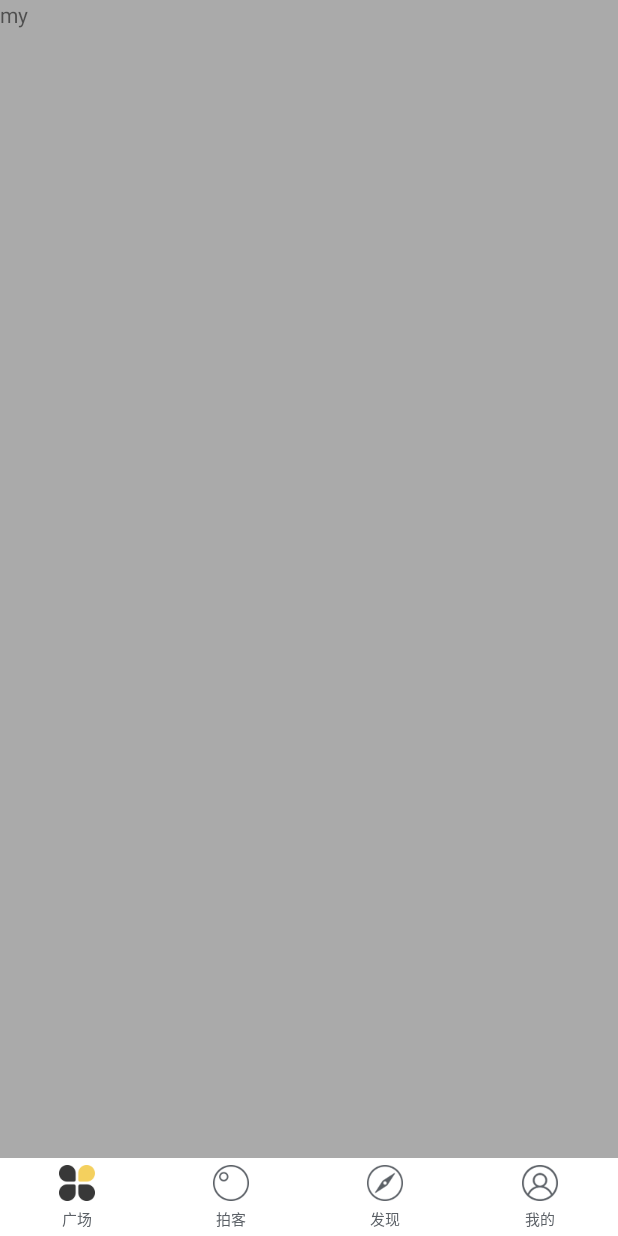
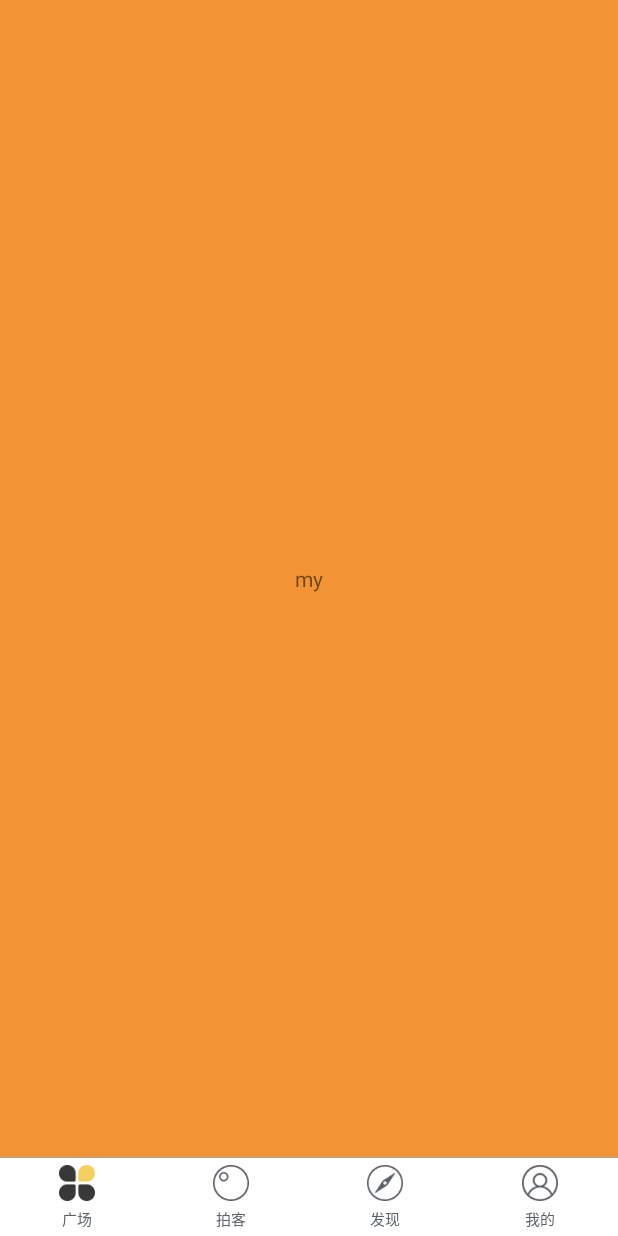
Before and after one commit to cliliang/AndroidFlux, an Android app: the fragment MainMyFragment placed in its activity, on a phone screen of 412 x 824 dp. Run offline under Robolectric (Android 15) with nearby library versions, the phone set to English and light mode, and no system bars.

Commit message:
首页显示

```diff
--- a/app/src/main/java/com/cliliang/home/ui/MainSquareFragment.java
+++ b/app/src/main/java/com/cliliang/home/ui/MainSquareFragment.java
@@ -5,6 +5,7 @@ import android.support.annotation.Nullable;
 import android.view.LayoutInflater;
 import android.view.View;
 import android.view.ViewGroup;
+import android.widget.LinearLayout;
 
 import com.cliliang.R;
 import com.cliliang.app.module.ModuleID;
@@ -30,6 +31,11 @@ public class MainSquareFragment extends BaseFragment {
     @Override
     public void setupView(View view) {
         super.setupView(view);
+        View blankView = view.findViewById(R.id.main_square_blank_view);
+        LinearLayout.LayoutParams params = (LinearLayout.LayoutParams) blankView.getLayoutParams();
+        params.height = getStatusBarHeight();
+        blankView.setLayoutParams(params);
+
         view.findViewById(R.id.main_square_to_login_button).setOnClickListener(new View.OnClickListener() {
             @Override
             public void onClick(View v) {
--- a/app/src/main/java/com/cliliang/user/router/UserRouter.java
+++ b/app/src/main/java/com/cliliang/user/router/UserRouter.java
@@ -4,7 +4,6 @@ import android.content.Context;
 
 import com.cliliang.app.router.BaseRouter;
 import com.cliliang.user.ui.LoginActivity;
-import com.cliliang.user.ui.OutActivity;
 import com.cliliang.user.ui.RegisterActivity;
 
 /**
@@ -19,7 +18,6 @@ public class UserRouter extends BaseRouter {
         super(context);
         maps.put(UserUI.LoginActivity, LoginActivity.class);
         maps.put(UserUI.RegisterActivity, RegisterActivity.class);
-        maps.put(UserUI.OutActivity, OutActivity.class);
     }
 
     public static UserRouter getInstance(Context cnt) {
--- a/app/src/main/java/com/cliliang/user/router/UserUI.java
+++ b/app/src/main/java/com/cliliang/user/router/UserUI.java
@@ -12,5 +12,4 @@ public class UserUI {
     private static final int MAIN = ModuleID.USER_MODULE_ID;
     public static final int LoginActivity = MAIN + 1;
     public static final int RegisterActivity = MAIN + 2;
-    public static final int OutActivity = MAIN + 3;
 }
--- a/app/src/main/java/com/cliliang/user/ui/LoginActivity.java
+++ b/app/src/main/java/com/cliliang/user/ui/LoginActivity.java
@@ -19,6 +19,7 @@ public class LoginActivity extends BaseToolBarActivity {
     public void onCreate(Bundle savedInstanceState) {
         super.onCreate(savedInstanceState);
         setContentView(R.layout.login_activity);
+        setTitle("登录");
         findViewById(R.id.register_activity_button).setOnClickListener(new View.OnClickListener() {
             @Override
             public void onClick(View v) {
--- a/app/src/main/res/layout/main_my_fragment_layout.xml
+++ b/app/src/main/res/layout/main_my_fragment_layout.xml
@@ -1,10 +1,12 @@
 <?xml version="1.0" encoding="utf-8"?>
-<LinearLayout xmlns:android="http://schemas.android.com/apk/res/android"
-    android:orientation="vertical" android:layout_width="match_parent"
-    android:layout_height="match_parent">
+<RelativeLayout xmlns:android="http://schemas.android.com/apk/res/android"
+    android:layout_width="match_parent"
+    android:layout_height="match_parent"
+    android:background="#f29434">
 
     <TextView
         android:layout_width="wrap_content"
         android:layout_height="wrap_content"
-        android:text="my"/>
-</LinearLayout>
+        android:text="my"
+        android:layout_centerInParent="true"/>
+</RelativeLayout>
--- a/app/src/main/res/layout/toolbar_layout.xml
+++ b/app/src/main/res/layout/toolbar_layout.xml
@@ -7,7 +7,7 @@
         android:id="@+id/id_tool_bar"
         android:layout_width="match_parent"
         android:layout_height="48dp"
-        android:background="@drawable/common_actionbar_background">
+        android:background="@color/colorAccent">
 
         <ImageView
             android:id="@+id/base_navigation_icon"
--- a/app/src/main/res/values/colors.xml
+++ b/app/src/main/res/values/colors.xml
@@ -1,8 +1,8 @@
 <?xml version="1.0" encoding="utf-8"?>
 <resources>
-    <color name="colorPrimary">#3F51B5</color>
-    <color name="colorPrimaryDark">#303F9F</color>
-    <color name="colorAccent">#FF4081</color>
+    <color name="colorPrimary">#ff6e54</color>
+    <color name="colorPrimaryDark">#ff6e54</color>
+    <color name="colorAccent">#ff6e54</color>
 
     <color name="color_ef">#EFEFEF</color>
 </resources>
```
Also changed, not shown: app/src/main/java/com/cliliang/user/ui/OutActivity.java (deleted, +0 -20 lines), app/src/main/java/com/cliliang/user/ui/RegisterActivity.java (+3 -5 lines), app/src/main/res/drawable/common_actionbar_background.xml (+4 -4 lines), app/src/main/res/layout/login_activity.xml (+5 -6 lines), app/src/main/res/layout/main_find_fragment_layout.xml (+7 -5 lines), app/src/main/res/layout/main_paier_fragment_layout.xml (+7 -5 lines), app/src/main/res/layout/main_square_fragment_layout.xml (+6 -5 lines), app/src/main/res/layout/out_activity_layout.xml (deleted, +0 -10 lines), 1 other file.
